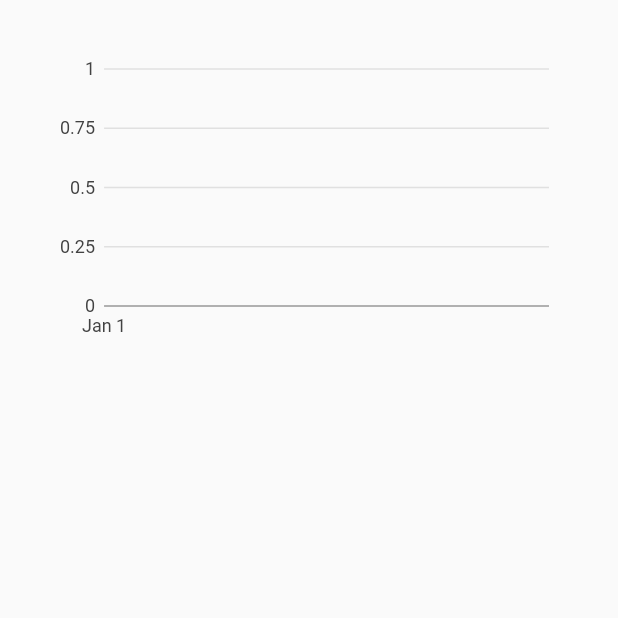
After one commit to sanjul/storm-tracker, a Flutter app: the GapVsDateChart screen opened directly, on a phone screen of 412 x 824 dp, the top half of it. The commit adds this screen. Run offline on Flutter 3.47's test engine with Material 2 defaults, Android fonts, the phone set to English and light mode, and no system bars; our stand-ins replace charts_flutter, sqflite; missing offline and left inert: side_header_list_view; accounts and stored records are empty.

Commit message:
Add two charts

```diff
--- /dev/null
+++ b/lib/data/graph_data.dart
@@ -0,0 +1,12 @@
+import 'package:stormtr/data/storms_data.dart';
+
+class GraphData{
+  List <Storm> _stormsList;
+
+  List<Storm> get stormsList => _stormsList;
+
+  GraphData(List<Storm> stormList){
+     _stormsList = stormList;
+     _stormsList.sort((a, b) => b.startDatetime.compareTo(a.startDatetime));
+  }
+}
--- a/lib/data/home_data.dart
+++ b/lib/data/home_data.dart
@@ -50,7 +50,7 @@ class HomeData {
     if (_avgDuration > 0) _stats.add("On average, a storm lasts for about $_avgDuration days");
     if (_gapCount > 0) _stats.add("On average, there is about $_avgGap days between storms");
 
-    if(isNoStormInProgress){
+    if(isNoStormInProgress && stormsList.length > 1){
       _predictedNextStormDate = _lastStorm.endDatetime.add(Duration(days: _avgGap));
       String dispDate = dateUtil.formatDate(_predictedNextStormDate);
       int numDays= _predictedNextStormDate.difference(DateTime.now()).inDays;
--- /dev/null
+++ b/lib/modules/graph_presenter.dart
@@ -0,0 +1,25 @@
+import 'dart:async';
+
+import 'package:stormtr/data/graph_data.dart';
+import 'package:stormtr/data/storms_data.dart';
+import 'package:stormtr/dependency_injection.dart';
+
+abstract class GraphViewContract {
+  void onLoadGraphComplete(GraphData graphData);
+  void onError(dynamic error);
+}
+
+class GraphViewPresenter {
+  GraphViewContract _view;
+  StormsData _stormsData;
+
+  GraphViewPresenter(this._view) {
+    _stormsData = new Injector().stormsData;
+  }
+
+  Future loadStormsList() async {
+    _stormsData.fetchStormsList().then((List<Storm> list) {
+      _view.onLoadGraphComplete(GraphData(list));
+    }).catchError((error) => _view.onError(error));
+  }
+}
--- /dev/null
+++ b/lib/views/gap_vs_date_chart.dart
@@ -0,0 +1,102 @@
+import 'package:flutter/material.dart';
+import 'package:stormtr/data/graph_data.dart';
+import 'package:charts_flutter/flutter.dart' as charts;
+import 'package:stormtr/data/storms_data.dart';
+import 'package:stormtr/modules/graph_presenter.dart';
+
+class GapVsDateChart extends StatefulWidget {
+  @override
+  State<StatefulWidget> createState() {
+    return new GapVsDateChartState();
+  }
+}
+
+class GapVsDateChartState extends State<GapVsDateChart>
+    implements GraphViewContract {
+  GraphViewPresenter _presenter;
+  List<MyRow> _chartData;
+  //constructor
+  GapVsDateChartState() {
+    _presenter = new GraphViewPresenter(this);
+  }
+
+  @override
+  void initState() {
+    super.initState();
+    _presenter.loadStormsList();
+  }
+
+  @override
+  Widget build(BuildContext context) {
+    return Scaffold(
+      body: _buildBody(context),
+    );
+  }
+
+  Widget _buildBody(BuildContext context) {
+    if (_chartData == null) {
+      return new Center(
+        child: CircularProgressIndicator(),
+      );
+    }
+
+    var _series = [
+      charts.Series<MyRow, DateTime>(
+        domainFn: (MyRow row, _) => row.timeStamp,
+        measureFn: (MyRow row, _) => row.gap,
+        id: "Gap",
+        data: _chartData,
+      )
+    ];
+
+    var chart = new charts.TimeSeriesChart(
+      _series,
+      animate: true,
+      domainAxis: new charts.DateTimeAxisSpec(
+        tickFormatterSpec: new charts.AutoDateTimeTickFormatterSpec(
+          day: new charts.TimeFormatterSpec(
+              format: 'd', transitionFormat: 'MM/dd/yyyy'),
+        ),
+      ),
+    );
+
+    return new Padding(
+      padding: new EdgeInsets.all(32.0),
+      child: new SizedBox(
+        height: 200.0,
+        child: chart,
+      ),
+    );
+  }
+
+  @override
+  void onError(error) {
+    print(error);
+  }
+
+  @override
+  void onLoadGraphComplete(GraphData graphData) {
+    setState(() {
+
+      _chartData = [];
+      Storm _lastStorm;
+      graphData.stormsList.forEach((st) {
+
+       if (_lastStorm?.endDatetime != null && st.startDatetime != null) {
+        int gap = st.startDatetime.difference(_lastStorm.endDatetime).inDays.abs();
+        _chartData.add(MyRow(_lastStorm.endDatetime, gap));
+      }
+
+      _lastStorm = st;
+      });
+
+    });
+  }
+
+}
+
+class MyRow {
+  final DateTime timeStamp;
+  final int gap;
+  MyRow(this.timeStamp, this.gap);
+}
--- a/lib/views/home_view.dart
+++ b/lib/views/home_view.dart
@@ -202,8 +202,9 @@ class _HomeViewState extends State<HomeView>
             .then((stormId) => _animateImage());
       },
       tooltip: 'Start recording storm',
-      child: new Icon(Icons.fiber_manual_record, color: Colors.red),
-      backgroundColor: Colors.white,
+      child: new Icon(Icons.fiber_manual_record),
+      backgroundColor: Colors.red,
+      foregroundColor: Colors.white,
     );
   }
 
--- a/lib/views/landing_view.dart
+++ b/lib/views/landing_view.dart
@@ -1,4 +1,5 @@
 import 'package:flutter/material.dart';
+import 'package:stormtr/views/config/Config.dart';
 import 'package:stormtr/views/navigation/app_navigator_view.dart';
 import '../util/AppUtil.dart';
 import '../ui/logo.dart';
@@ -29,7 +30,10 @@ class LandingViewState extends State<LandingView>
 
     _logoAnimation.addStatusListener((status) {
       if (status == AnimationStatus.completed) {
-        appUtil.gotoPage(context, new AppNavigatorView());
+        appUtil.gotoPage(
+          context,
+          new AppNavigatorView(Config.navigatables),
+        );
       }
     });
   }
--- a/lib/views/navigation/navigatable.dart
+++ b/lib/views/navigation/navigatable.dart
@@ -6,12 +6,12 @@ class Navigatable {
   IconData icon;
   String title;
   ViewBuilder builder;
-  List<Navigatable> views;
+  List<Navigatable> tabs;
   // Constructor
   Navigatable({
-    @required this.title,
+    this.title,
     this.builder,
     this.icon,
-    this.views
+    this.tabs
     });
 }
--- a/pubspec.yaml
+++ b/pubspec.yaml
@@ -1,5 +1,5 @@
 name: stormtr
-description: A new Flutter project.
+description: Track your personal storms.
 
 dependencies:
   flutter:
@@ -12,6 +12,7 @@ dependencies:
   side_header_list_view: ^0.0.3
   sqflite: any
   path_provider: ^0.4.0
+  charts_flutter: ^0.4.0
 
 
 dev_dependencies:
```
Also changed, not shown: lib/views/charts_view.dart (deleted, +0 -21 lines), lib/views/config/Config.dart (added, +41 -0 lines), lib/views/duration_vs_date_chart.dart (added, +96 -0 lines), lib/views/navigation/app_navigator_view.dart (+13 -33 lines), pubspec.lock.
